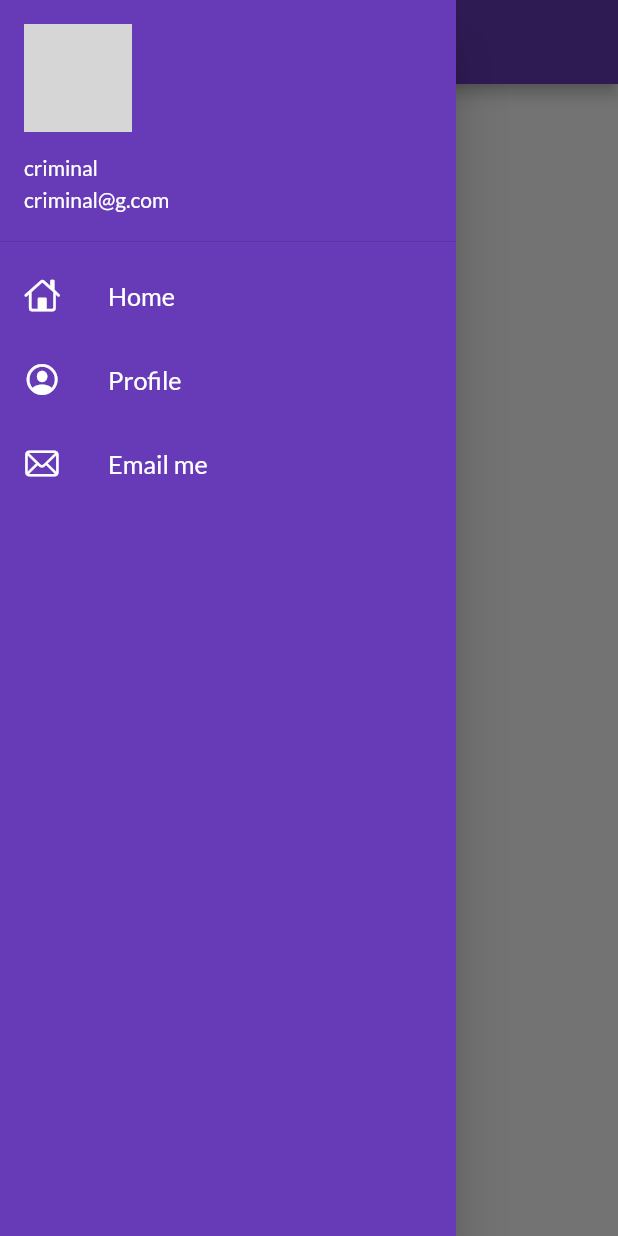
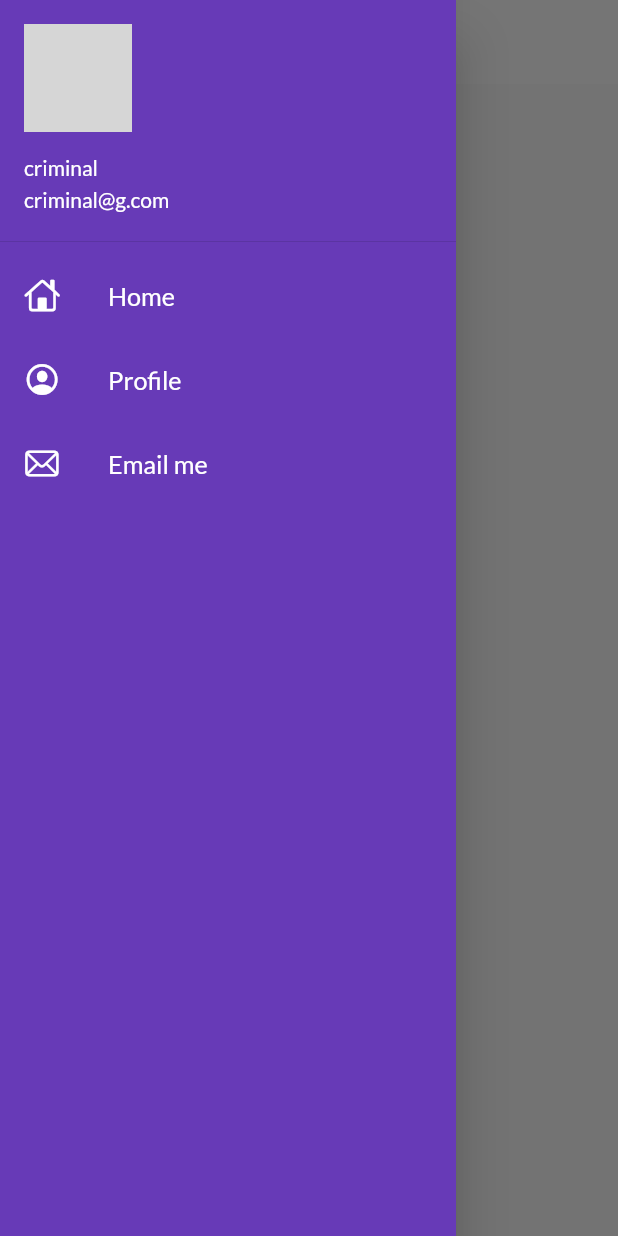
Before and after one commit to raziahmadansari/flutter-catalog-app, a Flutter app: the screen it shows after launch, with the side drawer open, on a phone screen of 412 x 824 dp. Run offline on Flutter 3.47's test engine with Material 2 defaults, Android fonts, the phone set to English and light mode, and no system bars; our stand-ins replace google_fonts; network calls fail; grey boxes are pictures that could not be loaded.

Commit message:
extracted theme

```diff
--- a/lib/main.dart
+++ b/lib/main.dart
@@ -1,8 +1,8 @@
 import 'package:flutter/material.dart';
 import 'package:product_catelog/screens/home_page.dart';
 import 'package:product_catelog/screens/login_page.dart';
-import 'package:google_fonts/google_fonts.dart';
 import 'package:product_catelog/utils/routes.dart';
+import 'package:product_catelog/widgets/themes.dart';
 
 void main() {
   runApp(const MyApp());
@@ -16,14 +16,9 @@ class MyApp extends StatelessWidget {
     return MaterialApp(
       // home: const HomePage(),
       debugShowCheckedModeBanner: false, // to remove debug banner
-      theme: ThemeData(
-        primarySwatch: Colors.deepPurple,
-        fontFamily: GoogleFonts.lato().fontFamily,
-      ),
+      theme: AppTheme.lightTheme,
       themeMode: ThemeMode.light,
-      darkTheme: ThemeData(
-        brightness: Brightness.dark,
-      ),
+      darkTheme: AppTheme.darkTheme,
       initialRoute: AppRoutes.homeRoute,
       routes: {
         '/': (context) => const Login(),
--- /dev/null
+++ b/lib/widgets/themes.dart
@@ -0,0 +1,19 @@
+import 'package:flutter/material.dart';
+import 'package:google_fonts/google_fonts.dart';
+
+class AppTheme {
+  static get lightTheme => ThemeData(
+        primarySwatch: Colors.deepPurple,
+        fontFamily: GoogleFonts.lato().fontFamily,
+        appBarTheme: const AppBarTheme(
+          color: Colors.white,
+          elevation: 0.0,
+          iconTheme: IconThemeData(color: Colors.black),
+          titleTextStyle: TextStyle(color: Colors.black),
+        ),
+      );
+
+  static get darkTheme => ThemeData(
+        brightness: Brightness.dark,
+      );
+}
```
